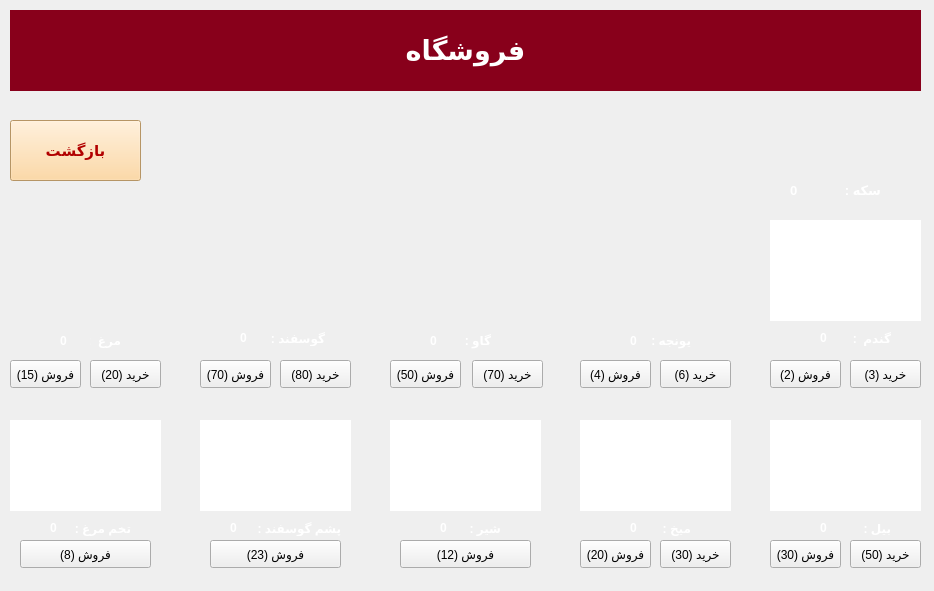
First picture: the form in Store.ui, repository Mahdi-Ghasemii/AP_Project, before the edit.
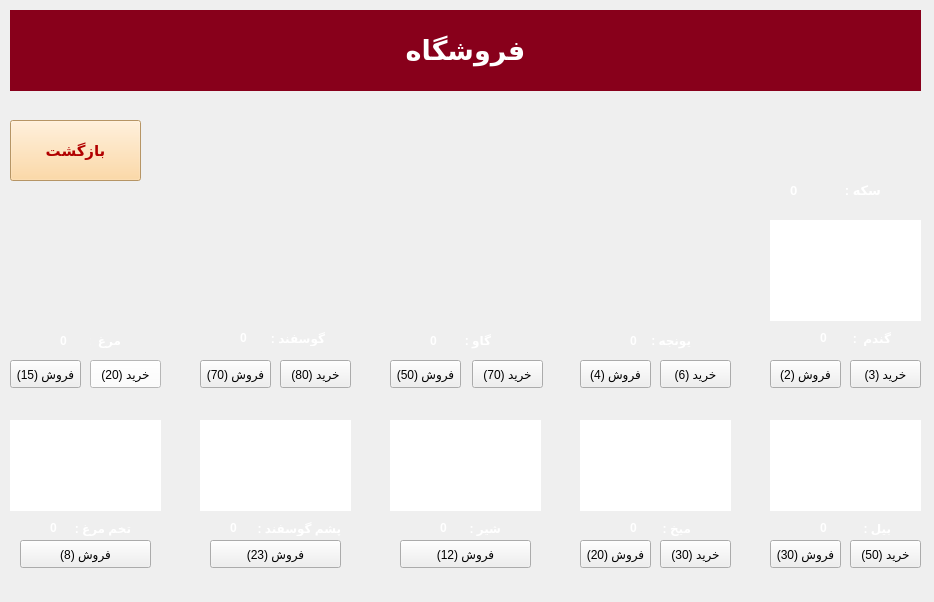
Second picture: the form after the edit. Icons and pictures are not drawn.

Patch:
```diff
--- a/Store.ui
+++ b/Store.ui
@@ -7,7 +7,7 @@
     <x>0</x>
     <y>0</y>
     <width>934</width>
-    <height>591</height>
+    <height>602</height>
    </rect>
   </property>
   <property name="windowTitle">
@@ -779,7 +779,7 @@
     <cursorShape>PointingHandCursor</cursorShape>
    </property>
    <property name="styleSheet">
-    <string notr="true"/>
+    <string notr="true">background-color: rgb(255, 255, 255);</string>
    </property>
    <property name="text">
     <string>خرید (20)</string>
```
